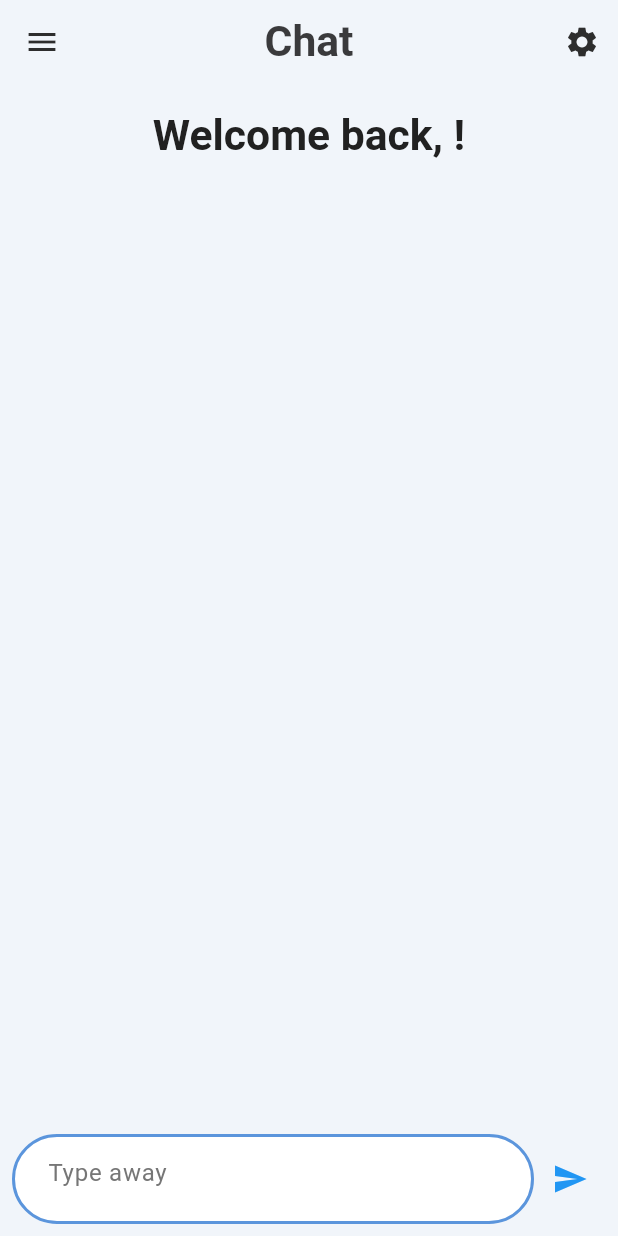
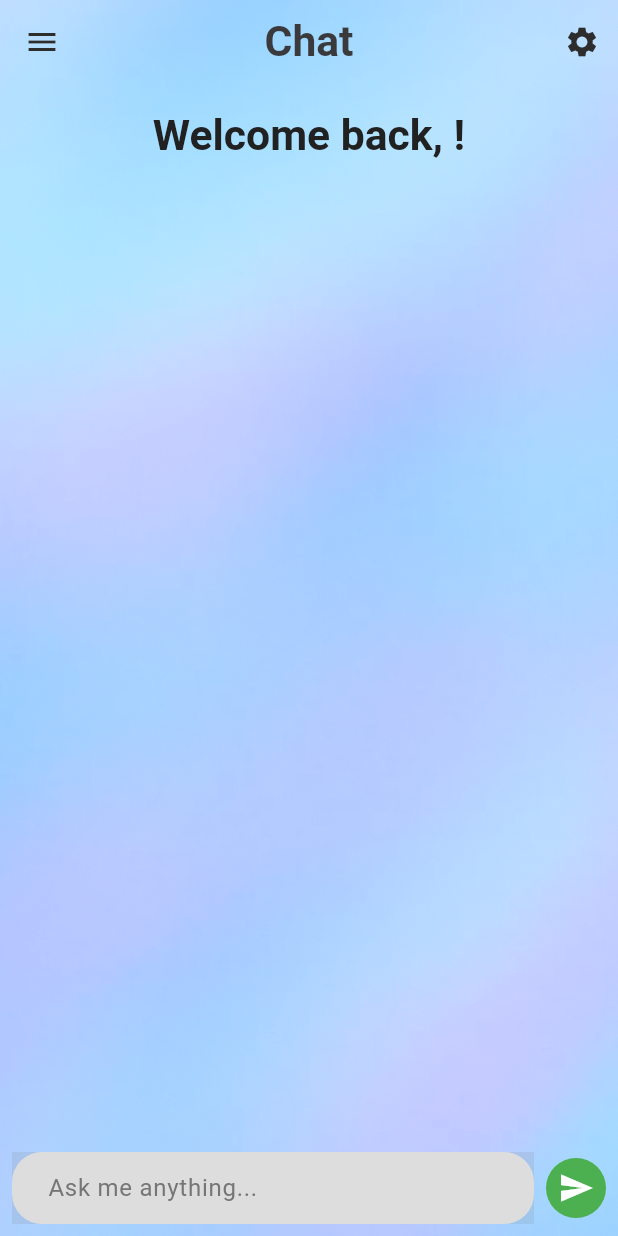
Before and after one commit to TBMenterprise/Zenify2, a Flutter app: the screen it shows once a user with an empty profile is signed in, after a tap on the "send" icon, on a phone screen of 412 x 824 dp. Run offline on Flutter 3.47's test engine with Material 3 defaults, Android fonts, the phone set to English and light mode, and no system bars; our stand-ins replace cloud_firestore, email_validator, firebase_auth, firebase_core, flutter_svg, google_generative_ai and 1 more; accounts and stored records are empty; Roboto replaces fonts that are missing (Literata).

Commit message:
FIXED CODE

```diff
--- a/lib/MainPages/chat.dart
+++ b/lib/MainPages/chat.dart
@@ -89,16 +89,21 @@ class _ChatPageState extends State<ChatPage> {
   // Builds the UI for the chat page.
   @override
   Widget build(BuildContext context) {
-    // Gets the current theme.
-    final theme = Theme.of(context);
     // Returns a Scaffold widget, which provides a basic layout structure.
-    return Scaffold(
-      // Sets the background color of the page.
-      backgroundColor: theme.colorScheme.surface,
+    return Container(
+      decoration: const BoxDecoration(
+        image: DecorationImage(
+          image: AssetImage('assets/chatbackground.png'),
+          fit: BoxFit.cover,
+        ),
+      ),
+      child: Scaffold(
+        backgroundColor: Colors.transparent,
         // Sets the app bar for the page.
         appBar: _buildAppBar(),
         // Sets the body of the page.
         body: _buildBody(),
+      ),
     );
   }
 
@@ -160,65 +165,62 @@ class _ChatPageState extends State<ChatPage> {
 
   // Builds the body of the chat page.
   Widget _buildBody() {
-    // Returns a SafeArea widget, which ensures that the content is not obscured by system UI.
     return SafeArea(
-      // A column to arrange the widgets vertically.
       child: Column(
-        // The children of the column.
         children: [
-          // The welcome message.
           _buildWelcomeMessage(),
-          // An expanded widget to fill the available space.
           Expanded(
-            // A list view to display the chat messages.
             child: ListView.builder(
-              // Reverses the order of the messages.
               reverse: true,
-              // Sets the padding for the list view.
               padding: const EdgeInsets.all(8),
-              // Sets the number of items in the list.
               itemCount: _messages.length,
-              // Builds each item in the list.
               itemBuilder: (_, index) {
-                // Gets the message at the current index.
                 final message = _messages[index];
-                // Returns a ChatBubble widget for the message.
                 return ChatBubble(
-                  // The message text.
                   message: message.text,
-                  // Whether the message is from the user.
                   isUser: message.isUser,
                 );
               },
             ),
           ),
-          // A linear progress indicator to show when the AI is typing.
           if (_isTyping) const LinearProgressIndicator(),
-          // A padding widget to add padding around the chat input field.
-          Padding(
-            // The padding values.
+          _buildInputArea(),
+          if (MediaQuery.of(context).viewInsets.bottom > 0)
+            const SizedBox(height: 10),
+        ],
+      ),
+    );
+  }
+
+  Widget _buildInputArea() {
+    return Container(
       padding: const EdgeInsets.all(8.0),
-            // A row to arrange the widgets horizontally.
       child: Row(
-              // The children of the row.
         children: [
-                // An expanded widget to fill the available space.
           Expanded(
-                  // The chat text field.
-                  child: _chatTextField(context),
+            child: Container(
+              decoration: BoxDecoration(
+                color: Colors.grey[200],
+                borderRadius: BorderRadius.circular(20),
               ),
-                // An icon button to send the message.
-                IconButton(
-                  // The send icon.
-                  icon: const Icon(Icons.send, color: Colors.blue),
-                  // The action to perform when the button is pressed.
+              child: TextField(
+                controller: _controller,
+                decoration: const InputDecoration(
+                  hintText: "Ask me anything...",
+                  border: InputBorder.none,
+                  contentPadding: EdgeInsets.symmetric(horizontal: 20),
+                ),
+              ),
+            ),
+          ),
+          const SizedBox(width: 8),
+          CircleAvatar(
+            backgroundColor: Colors.green,
+            child: IconButton(
+              icon: const Icon(Icons.send, color: Colors.white),
               onPressed: () => _sendMessage(_controller.text),
             ),
-              ],
           ),
-          ),
-          // A sized box to add some space when the keyboard is open.
-          if (MediaQuery.of(context).viewInsets.bottom > 0) const SizedBox(height: 10),
         ],
       ),
     );
@@ -274,46 +276,7 @@ class _ChatPageState extends State<ChatPage> {
     );
   }
 
-  // Builds the chat text field.
-  Widget _chatTextField(BuildContext context) {
-    // Gets the current theme.
-    final theme = Theme.of(context);
-    // Returns a SizedBox widget to set the height of the text field.
-    return SizedBox(
-      // The height of the text field.
-      height: 60,
-      // The text field widget.
-      child: TextField(
-        // The color of the cursor.
-        cursorColor: theme.colorScheme.primary,
-        // The controller for the text field.
-        controller: _controller,
-        // The decoration for the text field.
-        decoration: InputDecoration(
-          // Whether the text field is filled.
-          filled: true,
-          // The fill color of the text field.
-          fillColor: Colors.white,
-          // The hint text for the text field.
-          hintText: 'Type away',
-          // The border for the text field when it is enabled.
-          enabledBorder: OutlineInputBorder(
-            // The border side.
-            borderSide: BorderSide(color: theme.colorScheme.primary, width: 2.0),
-            // The border radius.
-            borderRadius: const BorderRadius.all(Radius.circular(30.0)),
-          ),
-          // The border for the text field when it is focused.
-          focusedBorder: OutlineInputBorder(
-            // The border side.
-            borderSide: BorderSide(color: theme.colorScheme.primary, width: 2.0),
-            // The border radius.
-            borderRadius: const BorderRadius.all(Radius.circular(30.0)),
-          ),
-        ),
-      ),
-    );
-  }
+
 
   // Builds a menu item for the main menu.
   PopupMenuItem<int> _buildMenuItem({
@@ -387,6 +350,7 @@ class _ChatPageState extends State<ChatPage> {
       anchor.dy,
     );
     // Shows the menu.
+    if (!mounted) return;
     await showMenu<int>(
       // The context for the menu.
       context: context,
@@ -457,6 +421,7 @@ class _ChatPageState extends State<ChatPage> {
       anchor.dy,
     );
     // Shows the menu.
+    if (!mounted) return;
     await showMenu<int>(
       // The context for the menu.
       context: context,
@@ -689,6 +654,15 @@ class _ChatPageState extends State<ChatPage> {
       });
       // Catches any exceptions.
     } catch (e) {
+      // Logs the error for debugging.
+      debugPrint('Error sending message: $e');
+      // Shows a SnackBar with an error message.
+      ScaffoldMessenger.of(context).showSnackBar(
+        SnackBar(
+          content: Text('Failed to send message. Please try again.'),
+          backgroundColor: Colors.red,
+        ),
+      );
       // Sets the state to show an error message.
       setState(() {
         // Inserts an error message at the beginning of the list.
--- a/lib/ai/premiumAI/widgets/chat_bubble.dart
+++ b/lib/ai/premiumAI/widgets/chat_bubble.dart
@@ -4,7 +4,7 @@ class ChatBubble extends StatelessWidget {
   final String message;
   final bool isUser;
 
-  const ChatBubble({required this.message, required this.isUser});
+  const ChatBubble({super.key, required this.message, required this.isUser});
 
   @override
   Widget build(BuildContext context) {
--- a/pubspec.yaml
+++ b/pubspec.yaml
@@ -75,6 +75,7 @@ flutter:
     - assets/GoPremiumTickedBenifits.svg.svg
     - assets/GoPremiumUnticked.svg.svg
     - assets/GoPremiumcloseicon.svg.svg
+    - assets/chatbackground.png
 
   # An image asset can refer to one or more resolution-specific "variants", see
   # https://flutter.dev/to/resolution-aware-images
```
Also changed, not shown: lib/SubPages/go_premium.dart (+15 -1 lines), lib/SubPages/update_password.dart (+19 -17 lines), assets/chatbackground.png (added), lib/widgets/settings_scaffold.dart (added). Lines whose indentation alone changed are shown as unchanged.
